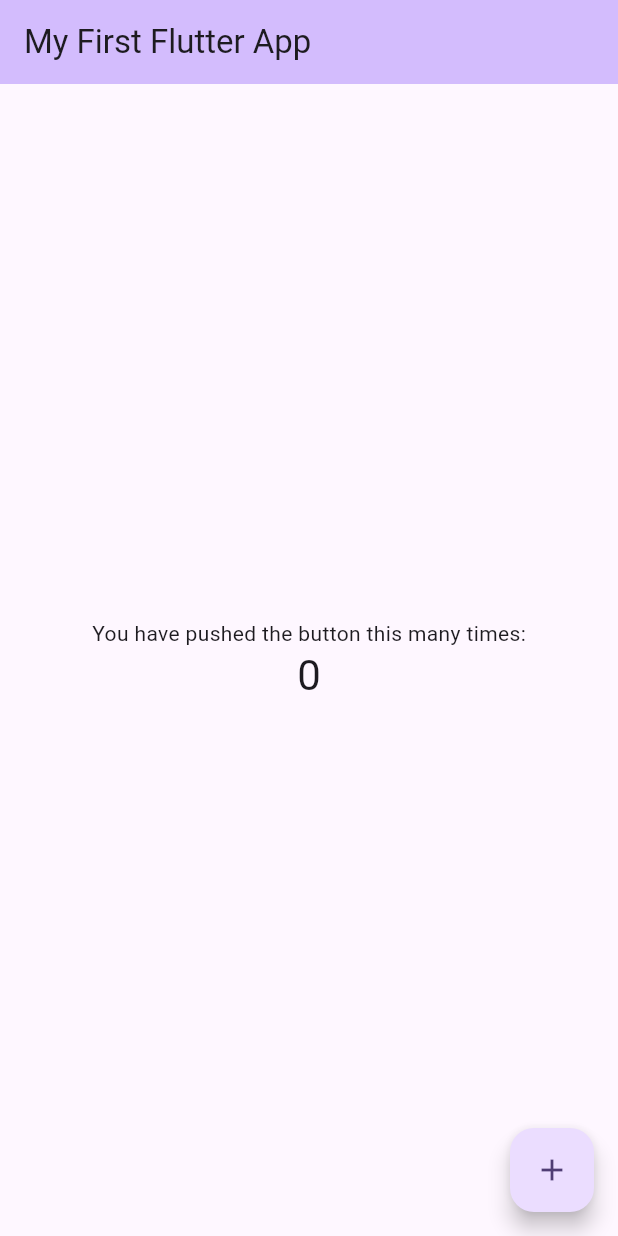
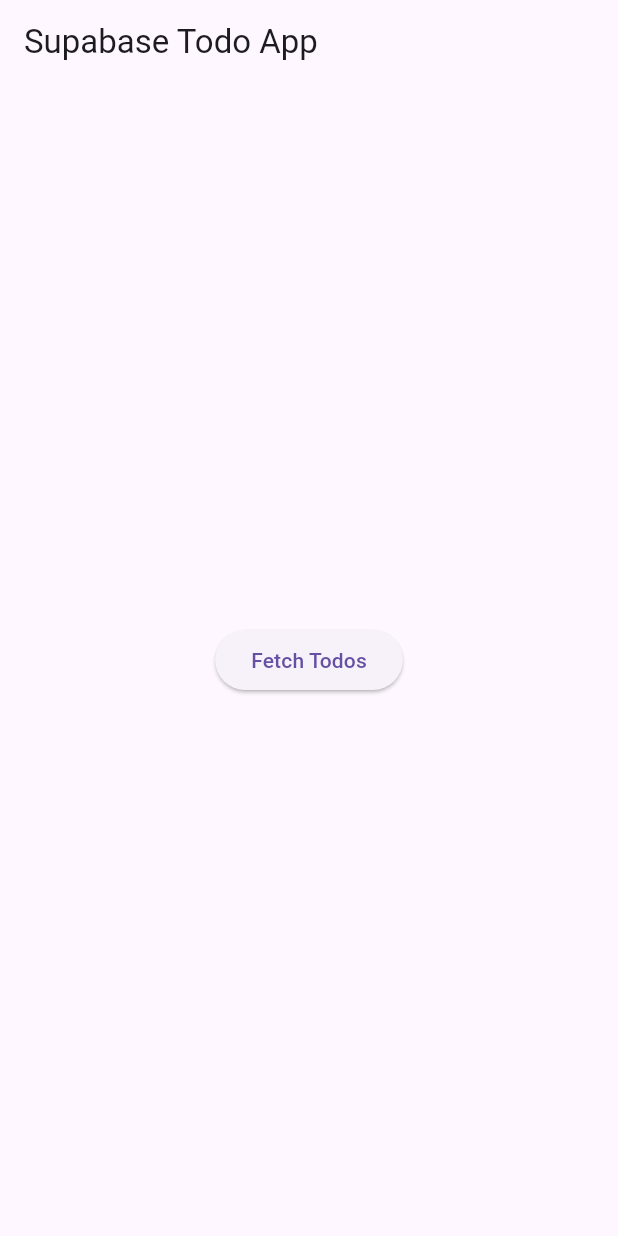
Before and after one commit to t3komu00/flutter_todo_app, a Flutter app: the screen it shows after launch, on a phone screen of 412 x 824 dp. Run offline on Flutter 3.47's test engine with Material 3 defaults, Android fonts, the phone set to English and light mode, and no system bars; our stand-ins replace flutter_dotenv, supabase_flutter; accounts and stored records are empty.

Commit message:
created main page

```diff
--- a/lib/main.dart
+++ b/lib/main.dart
@@ -1,122 +1,59 @@
+import 'package:flutter/foundation.dart';
 import 'package:flutter/material.dart';
+import 'package:flutter_dotenv/flutter_dotenv.dart';
+import 'package:supabase_flutter/supabase_flutter.dart';
 
-void main() {
+Future<void> main() async {
+  WidgetsFlutterBinding.ensureInitialized();
+
+  if (!kIsWeb) {
+    // Load .env only for mobile/desktop
+    await dotenv.load(fileName: 'assets/env/app.env');
+  }
+
+  final url = kIsWeb
+      ? const String.fromEnvironment('SUPABASE_URL')
+      : dotenv.env['SUPABASE_URL']!;
+  final anonKey = kIsWeb
+      ? const String.fromEnvironment('SUPABASE_ANON_KEY')
+      : dotenv.env['SUPABASE_ANON_KEY']!;
+
+  await Supabase.initialize(url: url, anonKey: anonKey);
+
   runApp(const MyApp());
 }
 
 class MyApp extends StatelessWidget {
   const MyApp({super.key});
 
-  // This widget is the root of your application.
   @override
   Widget build(BuildContext context) {
-    return MaterialApp(
-      title: 'My First Flutter App',
-      theme: ThemeData(
-        // This is the theme of your application.
-        //
-        // TRY THIS: Try running your application with "flutter run". You'll see
-        // the application has a purple toolbar. Then, without quitting the app,
-        // try changing the seedColor in the colorScheme below to Colors.green
-        // and then invoke "hot reload" (save your changes or press the "hot
-        // reload" button in a Flutter-supported IDE, or press "r" if you used
-        // the command line to start the app).
-        //
-        // Notice that the counter didn't reset back to zero; the application
-        // state is not lost during the reload. To reset the state, use hot
-        // restart instead.
-        //
-        // This works for code too, not just values: Most code changes can be
-        // tested with just a hot reload.
-        colorScheme: ColorScheme.fromSeed(seedColor: Colors.deepPurple),
-      ),
-      home: const MyHomePage(title: 'My First Flutter App'),
+    return const MaterialApp(
+      debugShowCheckedModeBanner: false,
+      home: HomePage(),
     );
   }
 }
 
-class MyHomePage extends StatefulWidget {
-  const MyHomePage({super.key, required this.title});
-
-  // This widget is the home page of your application. It is stateful, meaning
-  // that it has a State object (defined below) that contains fields that affect
-  // how it looks.
-
-  // This class is the configuration for the state. It holds the values (in this
-  // case the title) provided by the parent (in this case the App widget) and
-  // used by the build method of the State. Fields in a Widget subclass are
-  // always marked "final".
-
-  final String title;
-
-  @override
-  State<MyHomePage> createState() => _MyHomePageState();
-}
-
-class _MyHomePageState extends State<MyHomePage> {
-  int _counter = 0;
-
-  void _incrementCounter() {
-    setState(() {
-      // This call to setState tells the Flutter framework that something has
-      // changed in this State, which causes it to rerun the build method below
-      // so that the display can reflect the updated values. If we changed
-      // _counter without calling setState(), then the build method would not be
-      // called again, and so nothing would appear to happen.
-      _counter++;
-    });
-  }
+class HomePage extends StatelessWidget {
+  const HomePage({super.key});
 
   @override
   Widget build(BuildContext context) {
-    // This method is rerun every time setState is called, for instance as done
-    // by the _incrementCounter method above.
-    //
-    // The Flutter framework has been optimized to make rerunning build methods
-    // fast, so that you can just rebuild anything that needs updating rather
-    // than having to individually change instances of widgets.
     return Scaffold(
-      appBar: AppBar(
-        // TRY THIS: Try changing the color here to a specific color (to
-        // Colors.amber, perhaps?) and trigger a hot reload to see the AppBar
-        // change color while the other colors stay the same.
-        backgroundColor: Theme.of(context).colorScheme.inversePrimary,
-        // Here we take the value from the MyHomePage object that was created by
-        // the App.build method, and use it to set our appbar title.
-        title: Text(widget.title),
-      ),
+      appBar: AppBar(title: const Text("Supabase Todo App")),
       body: Center(
-        // Center is a layout widget. It takes a single child and positions it
-        // in the middle of the parent.
-        child: Column(
-          // Column is also a layout widget. It takes a list of children and
-          // arranges them vertically. By default, it sizes itself to fit its
-          // children horizontally, and tries to be as tall as its parent.
-          //
-          // Column has various properties to control how it sizes itself and
-          // how it positions its children. Here we use mainAxisAlignment to
-          // center the children vertically; the main axis here is the vertical
-          // axis because Columns are vertical (the cross axis would be
-          // horizontal).
-          //
-          // TRY THIS: Invoke "debug painting" (choose the "Toggle Debug Paint"
-          // action in the IDE, or press "p" in the console), to see the
-          // wireframe for each widget.
-          mainAxisAlignment: MainAxisAlignment.center,
-          children: <Widget>[
-            const Text('You have pushed the button this many times:'),
-            Text(
-              '$_counter',
-              style: Theme.of(context).textTheme.headlineMedium,
-            ),
-          ],
+        child: ElevatedButton(
+          onPressed: () async {
+            final supabase = Supabase.instance.client;
+
+            // Test: fetch all todos
+            final response = await supabase.from('todos').select();
+            debugPrint("Todos: $response");
+          },
+          child: const Text("Fetch Todos"),
         ),
       ),
-      floatingActionButton: FloatingActionButton(
-        onPressed: _incrementCounter,
-        tooltip: 'Increment',
-        child: const Icon(Icons.add),
-      ), // This trailing comma makes auto-formatting nicer for build methods.
     );
   }
 }
```
Also changed, not shown: pubspec.yaml (+5 -70 lines), pubspec.lock, 6 other files.
